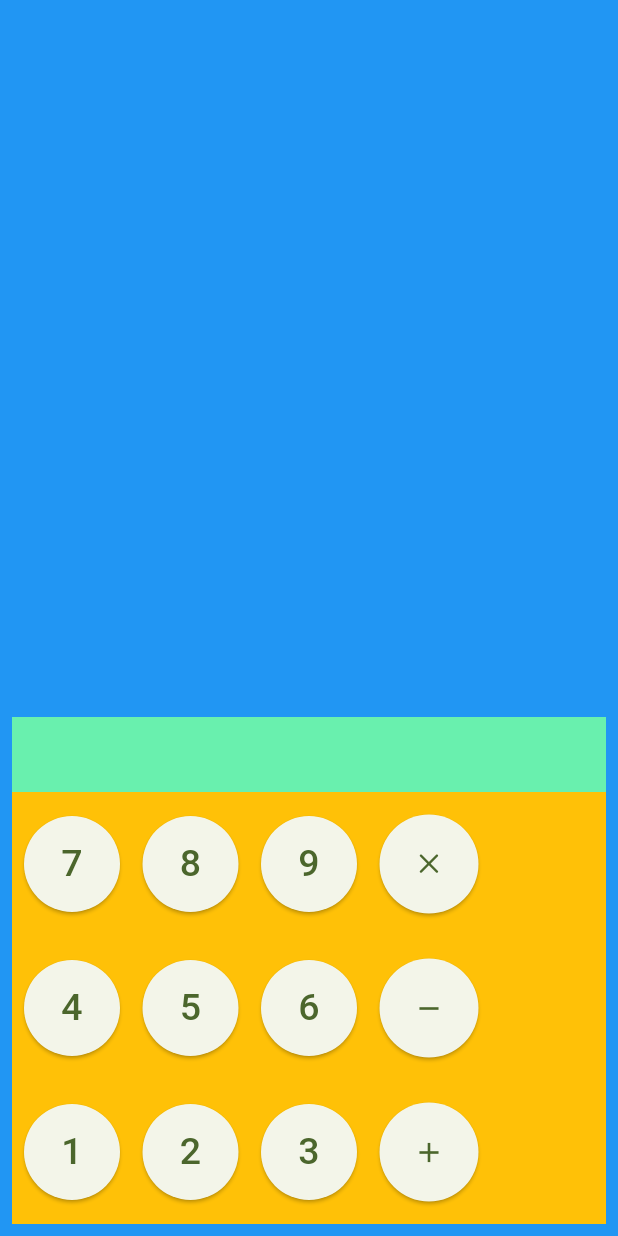
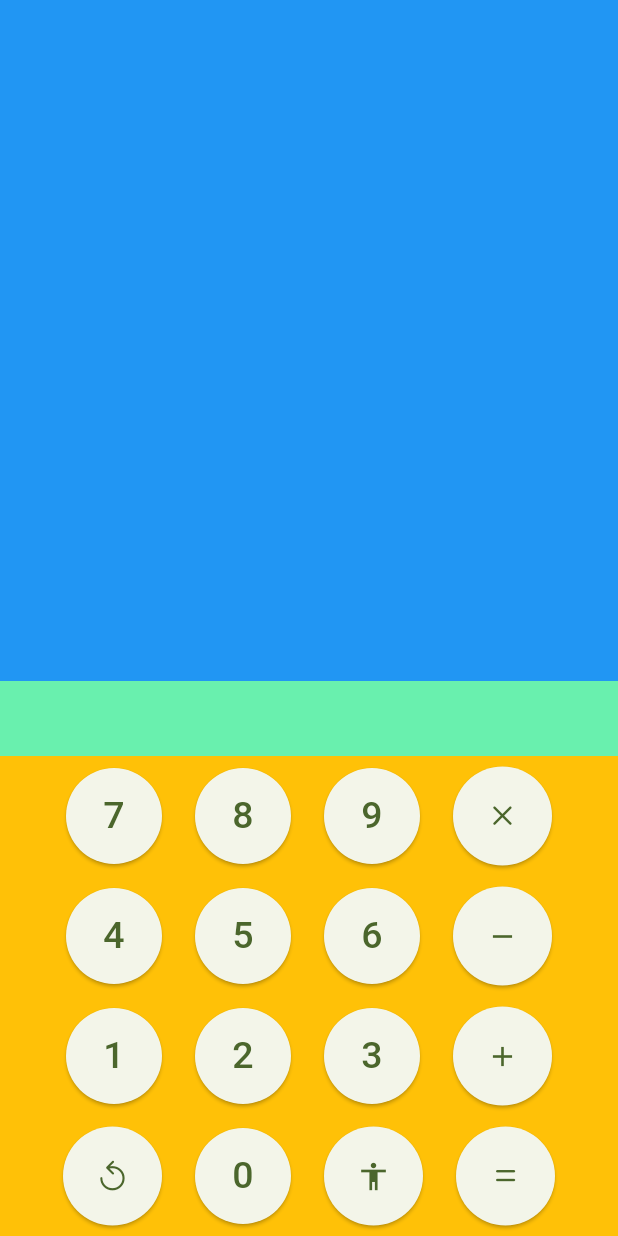
Before and after one commit to Lauri92/flutter-calculator, a Flutter app: the screen it shows after launch, on a phone screen of 412 x 824 dp. Run offline on Flutter 3.47's test engine with Material 2 defaults, Android fonts, the phone set to English and light mode, and no system bars.

Commit message:
All buttons

```diff
--- a/lib/Screens/CalculatorScreen.dart
+++ b/lib/Screens/CalculatorScreen.dart
@@ -19,8 +19,6 @@ class _CalculatorScreenState extends State<CalculatorScreen> {
       body: SafeArea(
         child: Container(
           color: Colors.blue,
-          child: Padding(
-            padding: const EdgeInsets.all(8.0),
           child: Column(
             mainAxisAlignment: MainAxisAlignment.end,
             children: [
@@ -44,9 +42,9 @@ class _CalculatorScreenState extends State<CalculatorScreen> {
               const NumberButtonRow(
                   list: [4, 5, 6], type: SpecialButtonType.subtraction),
               const NumberButtonRow(
-                    list: [1, 2, 3], type: SpecialButtonType.sum)
+                  list: [1, 2, 3], type: SpecialButtonType.sum),
+              const SpecialButtonRow()
             ],
-            ),
           ),
         ),
       ),
@@ -89,6 +87,12 @@ class SpecialButton extends StatelessWidget {
       icon = Icons.remove;
     } else if (type == SpecialButtonType.sum) {
       icon = Icons.add;
+    } else if (type == SpecialButtonType.clear) {
+      icon = CupertinoIcons.arrow_counterclockwise;
+    } else if (type == SpecialButtonType.comma) {
+      icon = Icons.accessibility_sharp;
+    } else {
+      icon = CupertinoIcons.equal;
     }
   }
 
@@ -122,24 +126,52 @@ class NumberButtonRow extends StatelessWidget {
   Widget build(BuildContext context) {
     return Container(
       color: Colors.amber,
-      child: Padding(
-        padding: const EdgeInsets.all(8.0),
       child: Row(
+        mainAxisAlignment: MainAxisAlignment.center,
         children: [
           NumberButton(number: list[0]),
-            const SizedBox(width: 15),
+          const SizedBox(width: 22),
           NumberButton(number: list[1]),
-            const SizedBox(width: 15),
+          const SizedBox(width: 22),
           NumberButton(number: list[2]),
-            const SizedBox(width: 15),
+          const SizedBox(width: 22),
           SpecialButton(
             type: type,
-            )
+          ),
         ],
-        ),
       ),
     );
   }
 }
 
-enum SpecialButtonType { multiplication, subtraction, sum }
+class SpecialButtonRow extends StatelessWidget {
+  const SpecialButtonRow({super.key});
+
+  @override
+  Widget build(BuildContext context) {
+    return Container(
+      color: Colors.amber,
+      child: Row(
+        mainAxisAlignment: MainAxisAlignment.center,
+        children: [
+          SpecialButton(type: SpecialButtonType.clear),
+          const SizedBox(width: 22),
+          NumberButton(number: 0),
+          const SizedBox(width: 22),
+          SpecialButton(type: SpecialButtonType.comma),
+          const SizedBox(width: 22),
+          SpecialButton(type: SpecialButtonType.equals),
+        ],
+      ),
+    );
+  }
+}
+
+enum SpecialButtonType {
+  multiplication,
+  subtraction,
+  sum,
+  clear,
+  comma,
+  equals
+}
```
Lines whose indentation alone changed are shown as unchanged.
